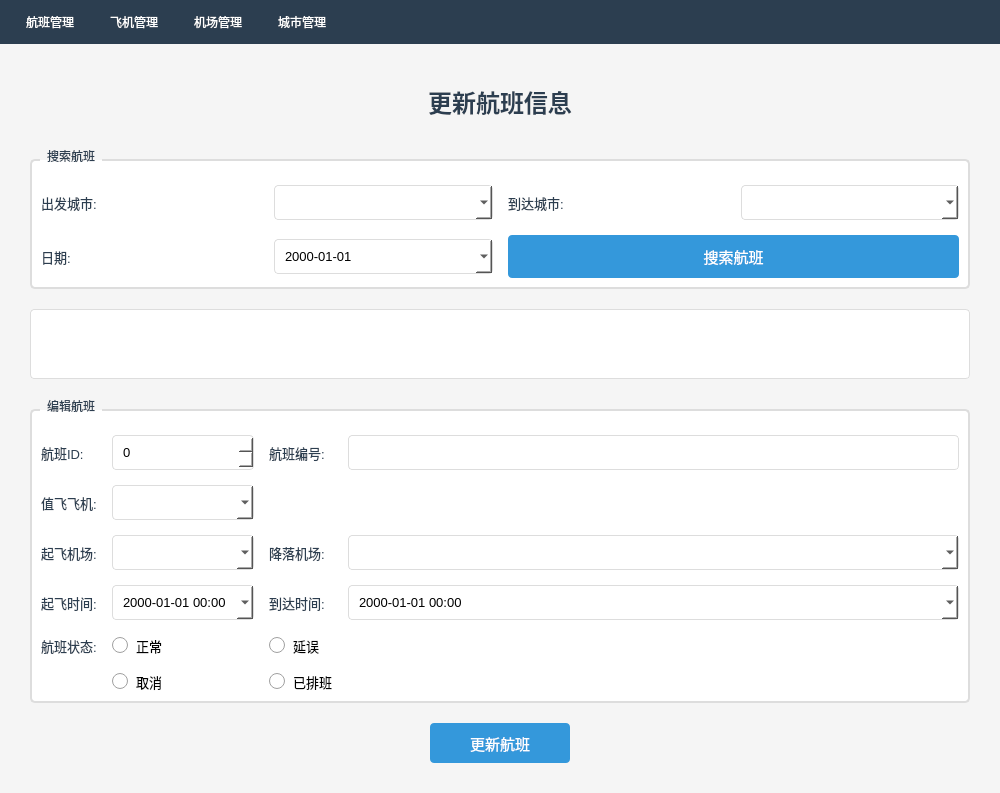
Above: ui_admin/ui_admin.ui from john2-ui/FlightSystem before the change. Below: the same form after it.
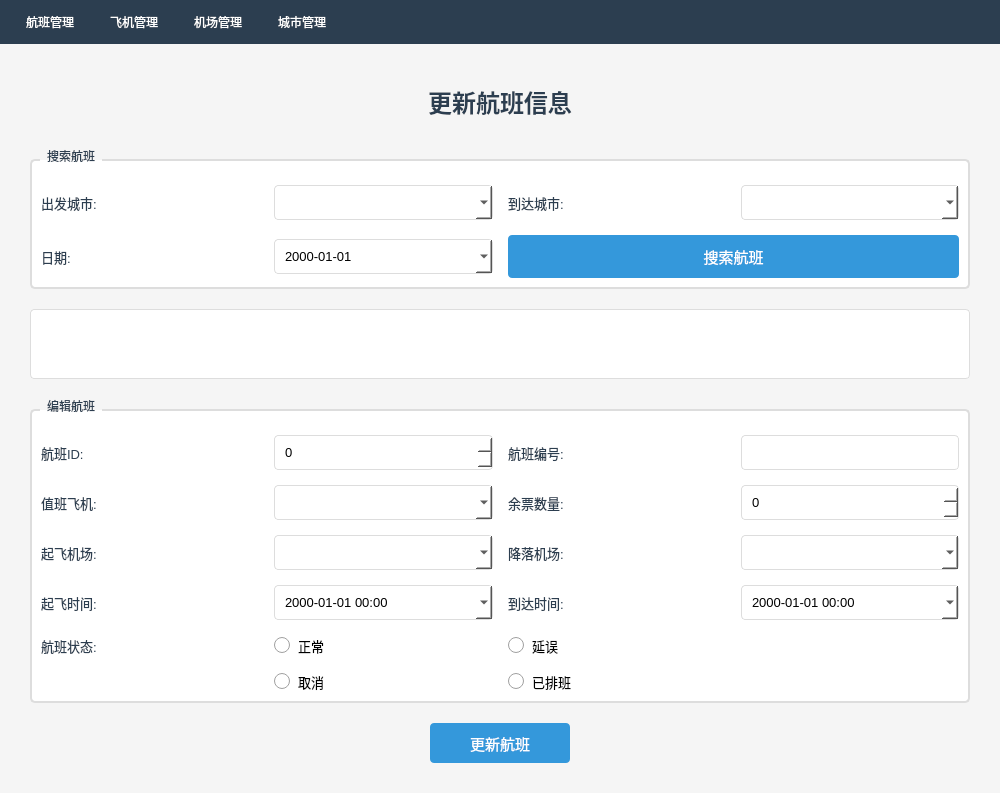
That is the form after the change. The open tabs and pages were chosen to show the change.

Commit message: add(添加余票查询)

What changed in the file:
```diff
--- a/ui_admin/ui_admin.ui
+++ b/ui_admin/ui_admin.ui
@@ -7,7 +7,7 @@
     <x>0</x>
     <y>0</y>
     <width>1000</width>
-    <height>700</height>
+    <height>738</height>
    </rect>
   </property>
   <property name="windowTitle">
@@ -501,6 +501,12 @@
            </item>
            <item row="0" column="1">
             <widget class="QSpinBox" name="updateflightID">
+             <property name="sizePolicy">
+              <sizepolicy hsizetype="Preferred" vsizetype="Fixed">
+               <horstretch>0</horstretch>
+               <verstretch>0</verstretch>
+              </sizepolicy>
+             </property>
              <property name="maximum">
               <number>999999</number>
              </property>
@@ -514,12 +520,19 @@
             </widget>
            </item>
            <item row="0" column="3">
-            <widget class="QLineEdit" name="updateflightNo"/>
+            <widget class="QLineEdit" name="updateflightNo">
+             <property name="sizePolicy">
+              <sizepolicy hsizetype="Preferred" vsizetype="Fixed">
+               <horstretch>0</horstretch>
+               <verstretch>0</verstretch>
+              </sizepolicy>
+             </property>
+            </widget>
            </item>
            <item row="1" column="0">
             <widget class="QLabel" name="label_31">
              <property name="text">
-              <string>值飞飞机:</string>
+              <string>值班飞机:</string>
              </property>
             </widget>
            </item>
@@ -627,6 +640,26 @@
              </attribute>
             </widget>
            </item>
+           <item row="1" column="2">
+            <widget class="QLabel" name="label_52">
+             <property name="text">
+              <string>余票数量:</string>
+             </property>
+            </widget>
+           </item>
+           <item row="1" column="3">
+            <widget class="QSpinBox" name="updateflighttickets">
+             <property name="sizePolicy">
+              <sizepolicy hsizetype="Preferred" vsizetype="Fixed">
+               <horstretch>0</horstretch>
+               <verstretch>0</verstretch>
+              </sizepolicy>
+             </property>
+             <property name="maximum">
+              <number>1000</number>
+             </property>
+            </widget>
+           </item>
           </layout>
          </widget>
         </item>
```
Left out of the diff: 242 changed lines with no effect on the pictures. The commit also changes 1 other file.
